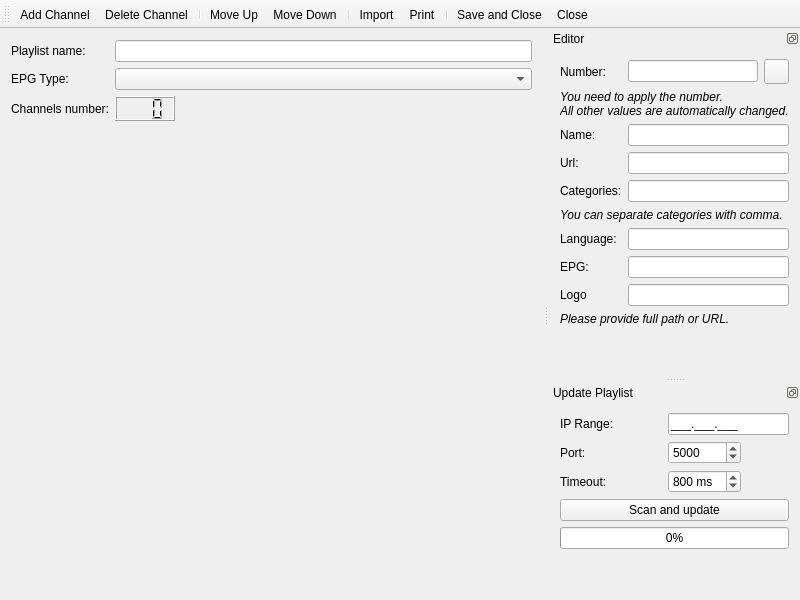
Before: the Qt Designer form src/ui/playlist/PlaylistEdit.ui in ntadej/tano, drawn with Qt 5.
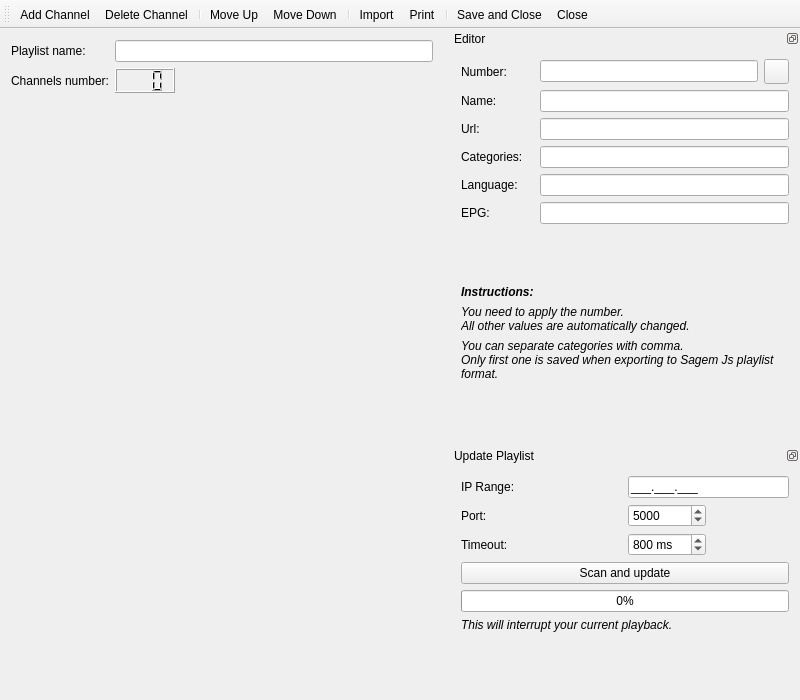
After: the same form once the commit is applied. Icons and pictures are not drawn. Custom widgets are drawn as their Qt base class.

```diff
--- a/src/ui/playlist/PlaylistEdit.ui
+++ b/src/ui/playlist/PlaylistEdit.ui
@@ -7,7 +7,7 @@
     <x>0</x>
     <y>0</y>
     <width>800</width>
-    <height>600</height>
+    <height>700</height>
    </rect>
   </property>
   <property name="windowTitle">
@@ -33,23 +33,13 @@
      <widget class="QLineEdit" name="editName"/>
     </item>
     <item row="1" column="0">
-     <widget class="QLabel" name="labelEpgPlugin">
-      <property name="text">
-       <string>EPG Type:</string>
-      </property>
-     </widget>
-    </item>
-    <item row="1" column="1">
-     <widget class="QComboBox" name="epgCombo"/>
-    </item>
-    <item row="2" column="0">
      <widget class="QLabel" name="labelCount">
       <property name="text">
        <string>Channels number:</string>
       </property>
      </widget>
     </item>
-    <item row="2" column="1">
+    <item row="1" column="1">
      <widget class="QLCDNumber" name="number">
       <property name="minimumSize">
        <size>
@@ -68,7 +58,7 @@
       </property>
      </widget>
     </item>
-    <item row="3" column="0" colspan="2">
+    <item row="2" column="0" colspan="2">
      <widget class="PlaylistWidget" name="playlist" native="true"/>
     </item>
    </layout>
@@ -111,6 +101,18 @@
      <verstretch>0</verstretch>
     </sizepolicy>
    </property>
+   <property name="minimumSize">
+    <size>
+     <width>350</width>
+     <height>312</height>
+    </size>
+   </property>
+   <property name="maximumSize">
+    <size>
+     <width>350</width>
+     <height>524287</height>
+    </size>
+   </property>
    <property name="windowIcon">
     <iconset resource="../../../data/icons.qrc">
      <normaloff>:/icons/24x24/edit.png</normaloff>:/icons/24x24/edit.png</iconset>
@@ -186,7 +188,7 @@
      <item row="7" column="1" colspan="2">
       <widget class="QLineEdit" name="editEpg"/>
      </item>
-     <item row="10" column="1">
+     <item row="12" column="0" colspan="3">
       <spacer name="verticalSpacer">
        <property name="orientation">
         <enum>Qt::Vertical</enum>
@@ -199,13 +201,6 @@
        </property>
       </spacer>
      </item>
-     <item row="5" column="0" colspan="3">
-      <widget class="QLabel" name="labelCategoriesInfo">
-       <property name="text">
-        <string>&lt;i&gt;You can separate categories with comma.&lt;/i&gt;</string>
-       </property>
-      </widget>
-     </item>
      <item row="3" column="0">
       <widget class="QLabel" name="labelUrl">
        <property name="text">
@@ -242,29 +237,42 @@
        </property>
       </widget>
      </item>
-     <item row="1" column="0" colspan="3">
+     <item row="11" column="0" colspan="3">
+      <widget class="QLabel" name="labelCategoriesInfo">
+       <property name="text">
+        <string>&lt;i&gt;You can separate categories with comma.&lt;br&gt;Only first one is saved when exporting to Sagem Js playlist format.&lt;/i&gt;</string>
+       </property>
+       <property name="wordWrap">
+        <bool>true</bool>
+       </property>
+      </widget>
+     </item>
+     <item row="10" column="0" colspan="3">
       <widget class="QLabel" name="labelNumberInfo">
        <property name="text">
         <string>&lt;i&gt;You need to apply the number.&lt;br&gt;All other values are automatically changed.&lt;/i&gt;</string>
        </property>
       </widget>
      </item>
-     <item row="8" column="0">
-      <widget class="QLabel" name="labelLogo">
+     <item row="9" column="0">
+      <widget class="QLabel" name="labelInfo">
        <property name="text">
-        <string>Logo</string>
+        <string>&lt;b&gt;&lt;i&gt;Instructions:&lt;/i&gt;&lt;/b&gt;</string>
        </property>
       </widget>
      </item>
-     <item row="9" column="0" colspan="3">
-      <widget class="QLabel" name="labelLogoInfo">
-       <property name="text">
-        <string>&lt;i&gt;Please provide full path or URL.&lt;/i&gt;</string>
+     <item row="8" column="0" colspan="3">
+      <spacer name="verticalSpacer_3">
+       <property name="orientation">
+        <enum>Qt::Vertical</enum>
        </property>
-      </widget>
-     </item>
-     <item row="8" column="1" colspan="2">
-      <widget class="QLineEdit" name="editLogo"/>
+       <property name="sizeHint" stdset="0">
+        <size>
+         <width>20</width>
+         <height>40</height>
+        </size>
+       </property>
+      </spacer>
      </item>
     </layout>
    </widget>
@@ -394,6 +402,13 @@
        </property>
       </widget>
      </item>
+     <item row="5" column="0" colspan="4">
+      <widget class="QLabel" name="labelUpdate">
+       <property name="text">
+        <string>&lt;i&gt;This will interrupt your current playback.&lt;/i&gt;</string>
+       </property>
+      </widget>
+     </item>
     </layout>
    </widget>
   </widget>
```
